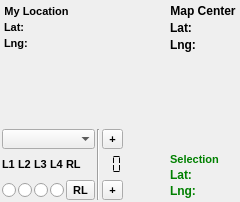
The window that src/plugins/map/mapform2.ui (xnamed/vacuum-im) describes before a commit, drawn with Qt 5.
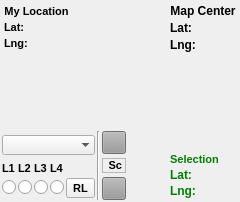
The same window after the commit.

The edit to the form file:
```diff
--- a/src/plugins/map/mapform2.ui
+++ b/src/plugins/map/mapform2.ui
@@ -823,60 +823,60 @@
         <item>
          <widget class="QToolButton" name="btnScaleUp">
           <property name="sizePolicy">
-           <sizepolicy hsizetype="Fixed" vsizetype="Fixed">
+           <sizepolicy hsizetype="Preferred" vsizetype="Preferred">
             <horstretch>0</horstretch>
             <verstretch>0</verstretch>
            </sizepolicy>
           </property>
+          <property name="toolTip">
+           <string>Scale Up</string>
+          </property>
+          <property name="styleSheet">
+           <string notr="true">background-color: rgba(154, 154, 154, 255);</string>
+          </property>
           <property name="text">
-           <string>+</string>
+           <string/>
           </property>
          </widget>
         </item>
         <item>
-         <widget class="QLCDNumber" name="lcdScale">
+         <widget class="QLabel" name="lblScale">
           <property name="sizePolicy">
-           <sizepolicy hsizetype="Maximum" vsizetype="Preferred">
+           <sizepolicy hsizetype="Preferred" vsizetype="Maximum">
             <horstretch>0</horstretch>
             <verstretch>0</verstretch>
            </sizepolicy>
           </property>
-          <property name="font">
-           <font>
-            <weight>75</weight>
-            <bold>true</bold>
-           </font>
-          </property>
-          <property name="toolTip">
-           <string>Indicator</string>
-          </property>
           <property name="frameShape">
-           <enum>QFrame::NoFrame</enum>
+           <enum>QFrame::StyledPanel</enum>
           </property>
           <property name="frameShadow">
-           <enum>QFrame::Raised</enum>
+           <enum>QFrame::Plain</enum>
           </property>
-          <property name="lineWidth">
-           <number>1</number>
+          <property name="text">
+           <string>Sc</string>
           </property>
-          <property name="digitCount">
-           <number>2</number>
-          </property>
-          <property name="segmentStyle">
-           <enum>QLCDNumber::Flat</enum>
+          <property name="alignment">
+           <set>Qt::AlignRight|Qt::AlignTrailing|Qt::AlignVCenter</set>
           </property>
          </widget>
         </item>
         <item>
          <widget class="QToolButton" name="btnScaleDown">
           <property name="sizePolicy">
-           <sizepolicy hsizetype="Fixed" vsizetype="Fixed">
+           <sizepolicy hsizetype="Preferred" vsizetype="Preferred">
             <horstretch>0</horstretch>
             <verstretch>0</verstretch>
            </sizepolicy>
           </property>
+          <property name="toolTip">
+           <string>Scale Down</string>
+          </property>
+          <property name="styleSheet">
+           <string notr="true">background-color: rgba(154, 154, 154, 255);</string>
+          </property>
           <property name="text">
-           <string>+</string>
+           <string/>
           </property>
          </widget>
         </item>
@@ -890,7 +890,7 @@
         <item row="1" column="1">
          <widget class="QRadioButton" name="rbtMode2">
           <property name="sizePolicy">
-           <sizepolicy hsizetype="Preferred" vsizetype="Preferred">
+           <sizepolicy hsizetype="Maximum" vsizetype="Maximum">
             <horstretch>0</horstretch>
             <verstretch>0</verstretch>
            </sizepolicy>
@@ -909,7 +909,7 @@
         <item row="1" column="2">
          <widget class="QRadioButton" name="rbtMode3">
           <property name="sizePolicy">
-           <sizepolicy hsizetype="Preferred" vsizetype="Preferred">
+           <sizepolicy hsizetype="Maximum" vsizetype="Maximum">
             <horstretch>0</horstretch>
             <verstretch>0</verstretch>
            </sizepolicy>
@@ -927,6 +927,12 @@
         </item>
         <item row="0" column="2">
          <widget class="QLabel" name="lblType3">
+          <property name="sizePolicy">
+           <sizepolicy hsizetype="Minimum" vsizetype="Maximum">
+            <horstretch>0</horstretch>
+            <verstretch>0</verstretch>
+           </sizepolicy>
+          </property>
           <property name="text">
            <string notr="true">L3</string>
           </property>
@@ -934,6 +940,12 @@
         </item>
         <item row="0" column="3">
          <widget class="QLabel" name="lblType4">
+          <property name="sizePolicy">
+           <sizepolicy hsizetype="Maximum" vsizetype="Maximum">
+            <horstretch>0</horstretch>
+            <verstretch>0</verstretch>
+           </sizepolicy>
+          </property>
           <property name="lineWidth">
            <number>1</number>
           </property>
@@ -942,15 +954,14 @@
           </property>
          </widget>
         </item>
-        <item row="0" column="4">
-         <widget class="QLabel" name="lblReload">
-          <property name="text">
-           <string>RL</string>
-          </property>
-         </widget>
-        </item>
         <item row="0" column="0">
          <widget class="QLabel" name="lblType1">
+          <property name="sizePolicy">
+           <sizepolicy hsizetype="Preferred" vsizetype="Maximum">
+            <horstretch>0</horstretch>
+            <verstretch>0</verstretch>
+           </sizepolicy>
+          </property>
           <property name="text">
            <string notr="true">L1</string>
           </property>
@@ -958,6 +969,12 @@
         </item>
         <item row="0" column="1">
          <widget class="QLabel" name="lblType2">
+          <property name="sizePolicy">
+           <sizepolicy hsizetype="Minimum" vsizetype="Maximum">
+            <horstretch>0</horstretch>
+            <verstretch>0</verstretch>
+           </sizepolicy>
+          </property>
           <property name="text">
            <string notr="true">L2</string>
           </property>
@@ -966,7 +983,7 @@
         <item row="1" column="3">
          <widget class="QRadioButton" name="rbtMode4">
           <property name="sizePolicy">
-           <sizepolicy hsizetype="Preferred" vsizetype="Preferred">
+           <sizepolicy hsizetype="Maximum" vsizetype="Maximum">
             <horstretch>0</horstretch>
             <verstretch>0</verstretch>
            </sizepolicy>
@@ -985,7 +1002,7 @@
         <item row="1" column="0">
          <widget class="QRadioButton" name="rbtMode1">
           <property name="sizePolicy">
-           <sizepolicy hsizetype="Preferred" vsizetype="Preferred">
+           <sizepolicy hsizetype="Maximum" vsizetype="Maximum">
             <horstretch>0</horstretch>
             <verstretch>0</verstretch>
            </sizepolicy>
```
Left out of the diff: 2 changed lines with no effect on the pictures.
